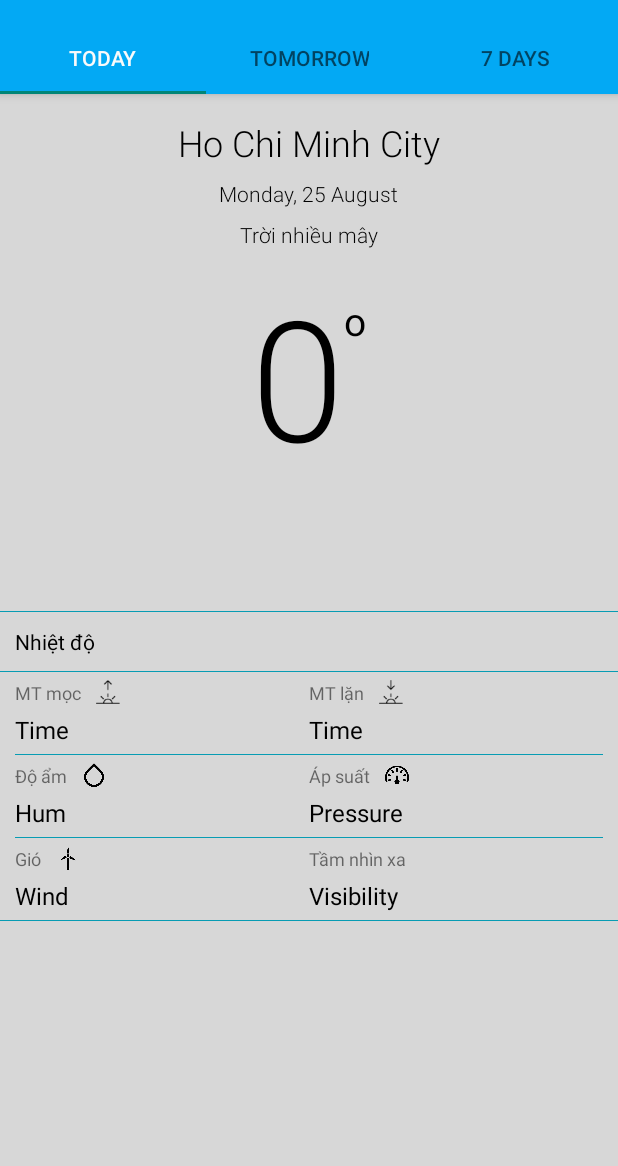
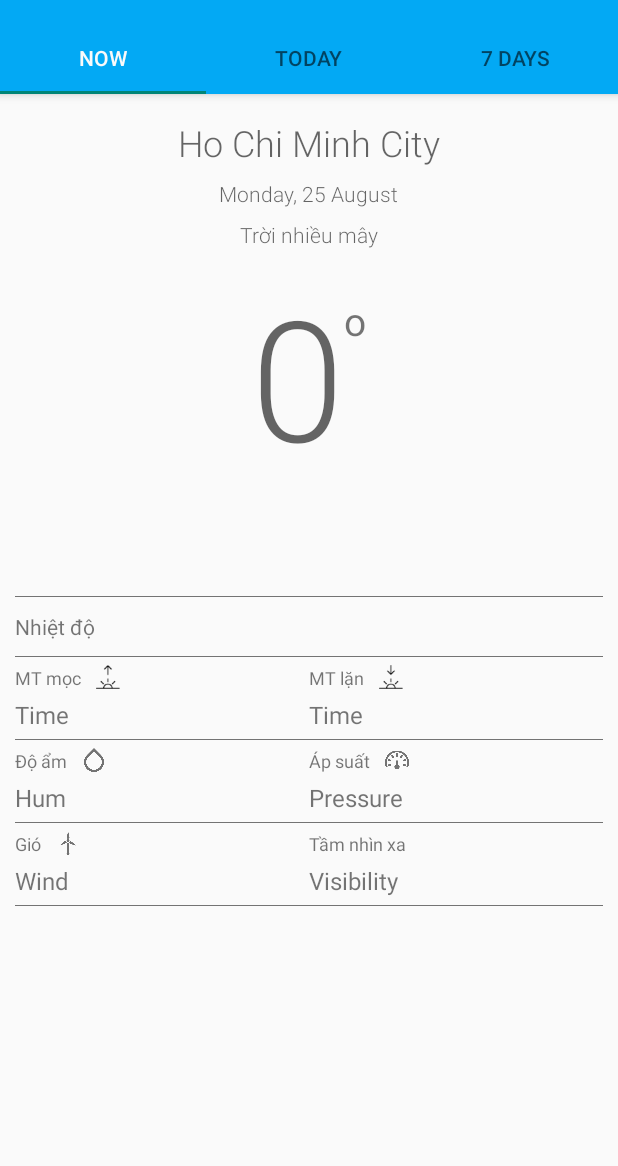
Before and after one commit to tungphan311/WeatherForecast, an Android app: the screen it shows after launch (MainActivity), on a phone screen of 412 x 824 dp, the part 70-1236 px from its top. Run offline under Robolectric (Android 15) with nearby library versions, the phone set to English and light mode, and no system bars; our stand-ins replace Picasso, Volley; network calls fail; pictures from the network do not load.

Commit message:
edit layout

```diff
--- a/app/src/main/java/com/example/weatherforecast/MainActivity.java
+++ b/app/src/main/java/com/example/weatherforecast/MainActivity.java
@@ -190,9 +190,9 @@ public class MainActivity extends AppCompatActivity {
         public CharSequence getPageTitle(int position) {
             switch (position) {
                 case 0:
+                    return "NOW";
+                case 1:
                     return "TODAY";
-                case 1:
-                    return "TOMORROW";
                 case 2:
                     return "7 days";
             }
--- a/app/src/main/res/layout/today.xml
+++ b/app/src/main/res/layout/today.xml
@@ -2,7 +2,7 @@
     xmlns:tools="http://schemas.android.com/tools"
     android:layout_width="match_parent"
     android:layout_height="match_parent"
-    android:background="#d7d7d7"
+
     android:orientation="vertical">
 
 
@@ -23,7 +23,6 @@
             android:layout_gravity="center_horizontal"
             android:layout_marginTop="16dp"
             android:text="Ho Chi Minh City"
-            android:textColor="#000"
             android:textSize="24sp" />
 
         <TextView
@@ -34,7 +33,6 @@
             android:layout_gravity="center_horizontal"
             android:layout_marginTop="8dp"
             android:text="Monday, 25 August"
-            android:textColor="#000"
             android:textSize="14sp" />
 
         <TextView
@@ -44,7 +42,6 @@
             android:layout_height="wrap_content"
             android:layout_gravity="center_horizontal"
             android:layout_marginTop="8dp"
-            android:textColor="#000"
             android:text="Trời nhiều mây"
             android:textSize="14sp" />
 
@@ -59,7 +56,6 @@
                 style="@style/TextAppearance.AppCompat.Display4"
                 android:layout_width="wrap_content"
                 android:layout_height="wrap_content"
-                android:textColor="#000"
                 android:text="0" />
 
             <TextView
@@ -67,7 +63,6 @@
                 android:layout_width="wrap_content"
                 android:layout_height="wrap_content"
                 android:text="o"
-                android:textColor="#000"
                 android:layout_toRightOf="@+id/temp"
                 android:layout_marginTop="20sp"
                 android:textSize="26sp" />
@@ -85,15 +80,16 @@
 
     <ImageView
         android:layout_width="match_parent"
-        android:layout_marginTop="10dp"
         android:layout_height="wrap_content"
+        android:layout_marginLeft="10dp"
+        android:layout_marginRight="10dp"
         android:src="@drawable/icons8_horizontal_line_blue"
+        android:tint="@color/primary_gray"
         android:scaleType="fitXY"/>
 
     <TextView
         android:id="@+id/description"
         android:text="Nhiệt độ "
-        android:textColor="#000"
         android:layout_width="match_parent"
         android:layout_height="wrap_content"
         android:layout_margin="10dp"
@@ -102,7 +98,10 @@
     <ImageView
         android:layout_width="match_parent"
         android:layout_height="wrap_content"
+        android:layout_marginLeft="10dp"
+        android:layout_marginRight="10dp"
         android:src="@drawable/icons8_horizontal_line_blue"
+        android:tint="@color/primary_gray"
         android:scaleType="fitXY"/>
 
     <LinearLayout
@@ -146,7 +145,6 @@
                 android:layout_height="wrap_content"
                 android:textSize="16sp"
                 style="@style/TextAppearance.AppCompat.Small"
-                android:textColor="#000"
                 android:text="Time"/>
         </LinearLayout>
 
@@ -181,7 +179,6 @@
                 android:layout_height="wrap_content"
                 android:textSize="16sp"
                 style="@style/TextAppearance.AppCompat.Small"
-                android:textColor="#000"
                 android:text="Time"/>
         </LinearLayout>
     </LinearLayout>
@@ -192,6 +189,7 @@
         android:layout_marginLeft="10dp"
         android:layout_marginRight="10dp"
         android:src="@drawable/icons8_horizontal_line_blue"
+        android:tint="@color/primary_gray"
         android:scaleType="fitXY"/>
 
     <LinearLayout
@@ -225,6 +223,7 @@
                     android:layout_marginLeft="10dp"
                     android:layout_width="16dp"
                     android:layout_height="16dp"
+                    android:tint="@color/primary_gray"
                     android:src="@drawable/humidity"/>
             </LinearLayout>
 
@@ -235,7 +234,6 @@
                 android:layout_width="wrap_content"
                 android:layout_height="wrap_content"
                 android:textSize="16sp"
-                android:textColor="#000"
                 android:text="Hum"/>
         </LinearLayout>
 
@@ -260,6 +258,7 @@
                     android:layout_marginLeft="10dp"
                     android:layout_width="16dp"
                     android:layout_height="16dp"
+                    android:tint="@color/primary_gray"
                     android:src="@drawable/pressure"/>
             </LinearLayout>
 
@@ -270,7 +269,6 @@
                 android:layout_width="wrap_content"
                 android:layout_height="wrap_content"
                 android:textSize="16sp"
-                android:textColor="#000"
                 android:text="Pressure"/>
         </LinearLayout>
     </LinearLayout>
@@ -281,6 +279,7 @@
         android:layout_marginLeft="10dp"
         android:layout_marginRight="10dp"
         android:src="@drawable/icons8_horizontal_line_blue"
+        android:tint="@color/primary_gray"
         android:scaleType="fitXY"/>
 
     <LinearLayout
@@ -314,6 +313,7 @@
                     android:layout_marginLeft="10dp"
                     android:layout_width="16dp"
                     android:layout_height="16dp"
+                    android:tint="@color/primary_gray"
                     android:src="@drawable/wind"/>
             </LinearLayout>
 
@@ -324,7 +324,6 @@
                 android:layout_width="wrap_content"
                 android:layout_height="wrap_content"
                 android:textSize="16sp"
-                android:textColor="#000"
                 android:text="Wind"/>
         </LinearLayout>
 
@@ -354,7 +353,6 @@
                 android:layout_width="wrap_content"
                 android:layout_height="wrap_content"
                 android:textSize="16sp"
-                android:textColor="#000"
                 android:text="Visibility"/>
         </LinearLayout>
     </LinearLayout>
@@ -362,6 +360,9 @@
     <ImageView
         android:layout_width="match_parent"
         android:layout_height="wrap_content"
+        android:layout_marginLeft="10dp"
+        android:layout_marginRight="10dp"
         android:src="@drawable/icons8_horizontal_line_blue"
+        android:tint="@color/primary_gray"
         android:scaleType="fitXY"/>
 </LinearLayout>
--- a/build.gradle
+++ b/build.gradle
@@ -7,7 +7,7 @@ buildscript {
 
     }
     dependencies {
-        classpath 'com.android.tools.build:gradle:3.2.1'
+        classpath 'com.android.tools.build:gradle:3.3.2'
 
         // NOTE: Do not place your application dependencies here; they belong
         // in the individual module build.gradle files
```
